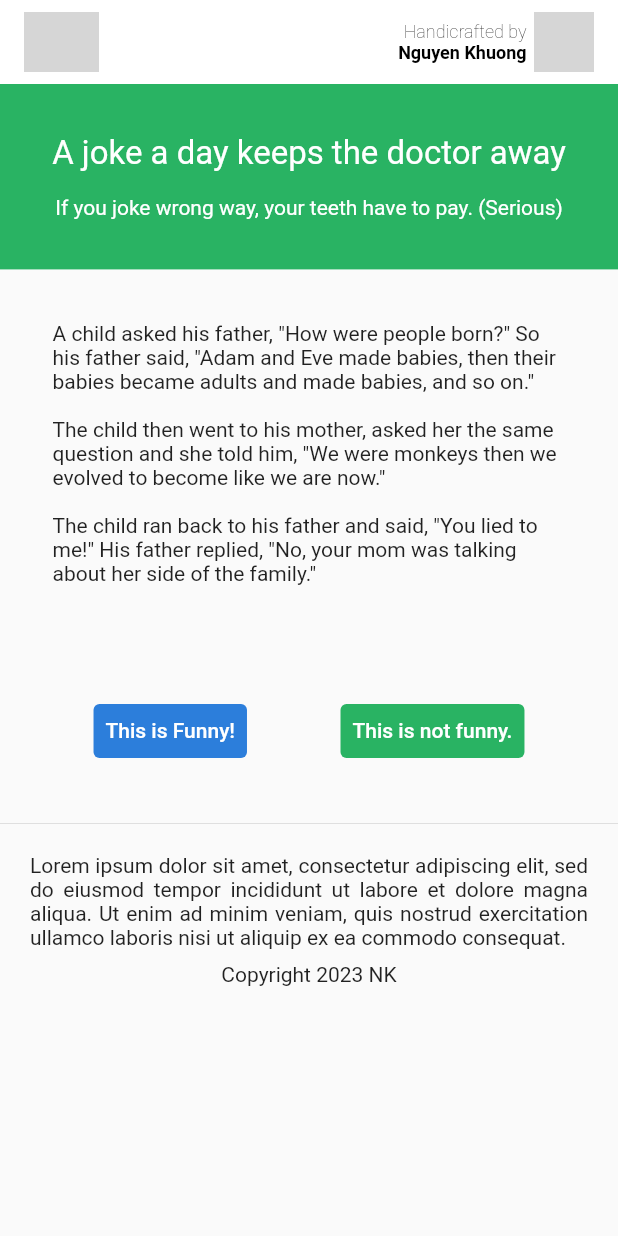
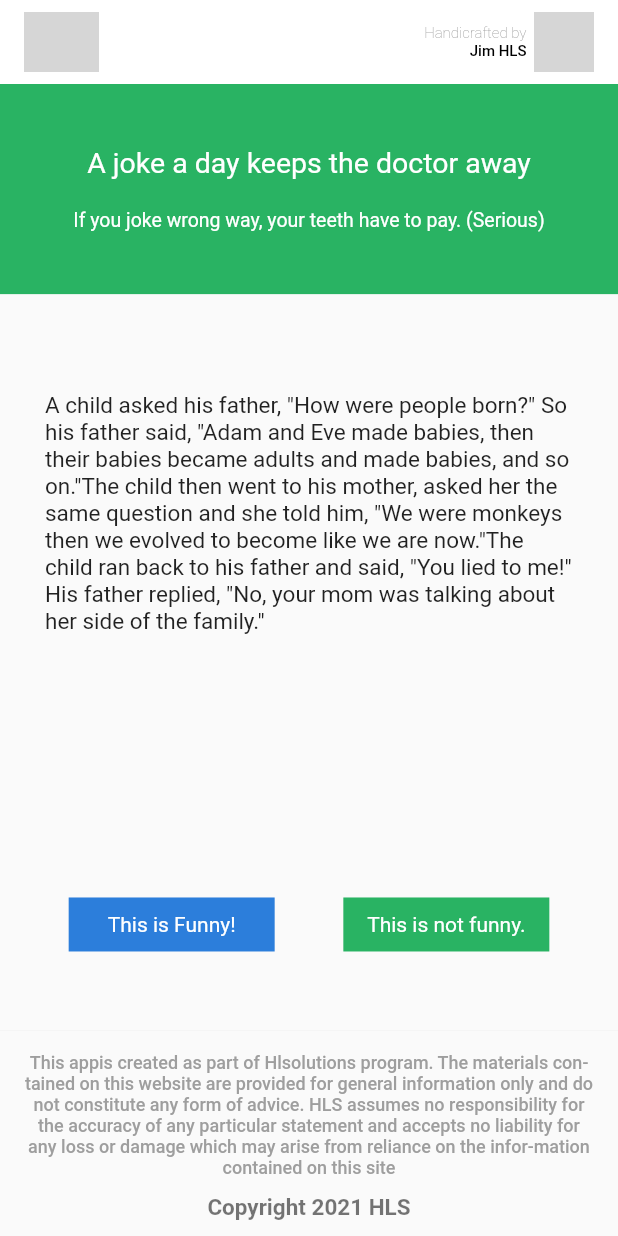
Before and after one commit to ngKhuong8321/ZenS_ApplicationASM_Submission, a Flutter app: the screen it shows after launch, on a phone screen of 412 x 824 dp. Run offline on Flutter 3.47's test engine with Material 2 defaults, Android fonts, the light colour scheme and no system bars; our stand-ins replace shared_preferences; grey boxes are pictures that could not be loaded.

Commit message:
fix: UI fix
This fixes the UI components and properties that are different from that of the demo image:
- Replace avatar and logo images.
- Swap Disclaimer with BottomSection widget.
- Adjust buttons appearances.
- Change alignments, paddings, margins, text colors, weights, sizes.

```diff
--- /dev/null
+++ b/mobile/Jokee/lib/bottom_section.dart
@@ -0,0 +1,66 @@
+import 'package:flutter/material.dart';
+
+// ignore: must_be_immutable
+class BottomSection extends StatefulWidget {
+  int curr;
+  BottomSection({Key? key, required this.curr}) : super(key: key);
+
+  @override
+  State<BottomSection> createState() => _BottomSectionState();
+}
+
+String disclaimer =
+    'This appis created as part of Hlsolutions program. The materials con-tained on this website are provided for general information only and do not constitute any form of advice. HLS assumes no responsibility for the accuracy of any particular statement and accepts no liability for any loss or damage which may arise from reliance on the infor-mation contained on this site';
+
+class _BottomSectionState extends State<BottomSection> {
+  @override
+  Widget build(BuildContext context) {
+    return Column(
+      children: [
+        /// Disclaimer Container
+        Container(
+          decoration: const BoxDecoration(
+            border: Border(
+              top: BorderSide(color: Color(0xCCCCCCCC), width: 0.1),
+            ),
+          ),
+          width: MediaQuery.of(context).size.width,
+          child: Column(
+            mainAxisAlignment: MainAxisAlignment.center,
+            crossAxisAlignment: CrossAxisAlignment.center,
+            children: [
+              // Disclaimer
+              Padding(
+                padding: const EdgeInsets.only(
+                  top: 15.0,
+                  right: 15.0,
+                  left: 15.0,
+                  bottom: 10.0,
+                ),
+                child: Text(
+                  disclaimer,
+                  textAlign: TextAlign.center,
+                  style: const TextStyle(
+                    fontSize: 12,
+                    fontWeight: FontWeight.w500,
+                    color: Colors.grey,
+                  ),
+                ),
+              ),
+
+              /// Copyright
+              const Text(
+                'Copyright 2021 HLS',
+                style: TextStyle(
+                  color: Colors.black54,
+                  fontSize: 15,
+                  fontWeight: FontWeight.w600,
+                ),
+              )
+            ],
+          ),
+        ),
+      ],
+    );
+  }
+}
--- a/mobile/Jokee/lib/disclaimer.dart
+++ /dev/null
@@ -1,44 +0,0 @@
-import 'package:flutter/material.dart';
-
-class Disclaimer extends StatelessWidget {
-  Disclaimer({Key? key}) : super(key: key);
-
-  String lipsum =
-      'Lorem ipsum dolor sit amet, consectetur adipiscing elit, sed do eiusmod tempor incididunt ut labore et dolore magna aliqua. Ut enim ad minim veniam, quis nostrud exercitation ullamco laboris nisi ut aliquip ex ea commodo consequat.';
-
-  @override
-  Widget build(BuildContext context) {
-    return Column(
-      children: [
-        Container(
-          margin: const EdgeInsets.all(20.0),
-          width: MediaQuery.of(context).size.width,
-          child: Column(
-            mainAxisAlignment: MainAxisAlignment.center,
-            crossAxisAlignment: CrossAxisAlignment.center,
-            children: [
-              /// Lipsum for disclaimer
-              Text(
-                lipsum,
-                textAlign: TextAlign.justify,
-              ),
-
-              /// Copyright
-              SizedBox(
-                height: MediaQuery.of(context).size.height * 0.04,
-                width: MediaQuery.of(context).size.width,
-                child: Column(
-                  mainAxisAlignment: MainAxisAlignment.center,
-                  crossAxisAlignment: CrossAxisAlignment.center,
-                  children: const [
-                    Text('Copyright 2023 NK'),
-                  ],
-                ),
-              )
-            ],
-          ),
-        ),
-      ],
-    );
-  }
-}
--- a/mobile/Jokee/lib/header.dart
+++ b/mobile/Jokee/lib/header.dart
@@ -6,7 +6,7 @@ class HeaderJoke extends StatelessWidget {
   @override
   Widget build(BuildContext context) {
     return Container(
-      height: MediaQuery.of(context).size.height * 0.15,
+      height: MediaQuery.of(context).size.height * 0.17,
       width: MediaQuery.of(context).size.width,
       color: const Color.fromARGB(255, 41, 179, 99),
       child: Column(
@@ -14,16 +14,11 @@ class HeaderJoke extends StatelessWidget {
         mainAxisAlignment: MainAxisAlignment.center,
         children: [
           Container(
-            margin: const EdgeInsets.only(bottom: 15.0),
-            child: const Text(
-              'A joke a day keeps the doctor away',
-              style: TextStyle(color: Colors.white, fontSize: 22),
-            ),
-          ),
-          const Text(
-            'If you joke wrong way, your teeth have to pay. (Serious)',
-            style: TextStyle(color: Colors.white, fontSize: 14),
-          ),
+              margin: const EdgeInsets.only(bottom: 20.0),
+              child: const Text('A joke a day keeps the doctor away',
+                  style: TextStyle(color: Colors.white, fontSize: 19))),
+          const Text('If you joke wrong way, your teeth have to pay. (Serious)',
+              style: TextStyle(color: Colors.white, fontSize: 13))
         ],
       ),
     );
--- a/mobile/Jokee/lib/info_appbar.dart
+++ b/mobile/Jokee/lib/info_appbar.dart
@@ -13,17 +13,17 @@ class Info extends StatelessWidget {
             Text(
               'Handicrafted by',
               style: TextStyle(
-                color: Colors.black,
-                fontSize: 12,
+                color: Colors.grey,
+                fontSize: 10,
                 fontWeight: FontWeight.w100,
               ),
             ),
             Text(
-              'Nguyen Khuong',
+              'Jim HLS',
               style: TextStyle(
                 color: Colors.black,
-                fontSize: 12,
-                fontWeight: FontWeight.w600,
+                fontSize: 10,
+                fontWeight: FontWeight.w500,
               ),
             ),
           ],
@@ -33,7 +33,7 @@ class Info extends StatelessWidget {
           height: 40,
           width: 40,
           child: ClipOval(
-            child: Image.asset('img/ava.jpg', fit: BoxFit.cover),
+            child: Image.asset('img/ava.png', fit: BoxFit.cover),
           ),
         ),
       ],
--- a/mobile/Jokee/lib/joke_container.dart
+++ b/mobile/Jokee/lib/joke_container.dart
@@ -1,21 +1,21 @@
 import 'package:flutter/material.dart';
 import 'package:shared_preferences/shared_preferences.dart';
 
+// ignore: must_be_immutable
 class JokeContainer extends StatefulWidget {
   int curr;
   JokeContainer({Key? key, required this.curr}) : super(key: key);
 
   ///List of joke
   final List<String> jokesList = [
-    '''A child asked his father, "How were people born?" So his father said, "Adam and Eve made babies, then their babies became adults and made babies, and so on."
-
-The child then went to his mother, asked her the same question and she told him, "We were monkeys then we evolved to become like we are now."
-
-The child ran back to his father and said, "You lied to me!" His father replied, "No, your mom was talking about her side of the family."''',
+    '''A child asked his father, "How were people born?" So his father said, "Adam and Eve made babies, then their babies became adults and made babies, and so on."The child then went to his mother, asked her the same question and she told him, "We were monkeys then we evolved to become like we are now."The child ran back to his father and said, "You lied to me!" His father replied, "No, your mom was talking about her side of the family."''',
     '''Teacher: "Kids,what does the chicken give you?" Student: "Meat!" Teacher: "Very good! Now what does the pig give you?" Student: "Bacon!" Teacher: "Great! And what does the fat cow give you?" Student: "Homework!"''',
     '''The teacher asked Jimmy, "Why is your cat at school today Jimmy?" Jimmy replied crying, "Because I heard my daddy tell my mommy, 'I am going to eat that pussy once Jimmy leaves for school today!'"''',
     '''A housewife, an accountant and a lawyer were asked "How much is 2+2?" The housewife replies: "Four!". The accountant says: "I think it's either 3 or 4. Let me run those figures through my spreadsheet one more time." The lawyer pulls the drapes, dims the lights and asks in a hushed voice, "How much do you want it to be?"''',
   ];
+
+  String endJokes = '''That's all the jokes for today!
+Come back another day!''';
 
   @override
   State<JokeContainer> createState() => _JokeContainerState();
@@ -36,18 +36,31 @@ class _JokeContainerState extends State<JokeContainer> {
 
   @override
   Widget build(BuildContext context) {
-    return Column(
+    return SizedBox(
+      height: MediaQuery.of(context).size.height * 0.6,
+      child: Column(
+        mainAxisAlignment: MainAxisAlignment.spaceBetween,
         children: [
           Container(
-          margin: const EdgeInsets.all(20.0),
+            margin: const EdgeInsets.symmetric(
+              vertical: 50.0,
+              horizontal: 15.0,
+            ),
             width: MediaQuery.of(context).size.width,
             child: Center(
               // Jokes goes here
+              // Check if ran out of jokes
               child: widget.curr < 4
                   ? Container(
+                      // Display jokes HERE
                       margin: const EdgeInsets.all(15.0),
                       child: Text(
                         widget.jokesList[widget.curr],
+                        style: const TextStyle(
+                          fontSize: 15,
+                          color: Colors.black87,
+                          fontWeight: FontWeight.w400,
+                        ),
                       ),
                     )
                   : SizedBox(
@@ -58,6 +71,7 @@ class _JokeContainerState extends State<JokeContainer> {
                         child: Row(
                           mainAxisAlignment: MainAxisAlignment.center,
                           children: [
+                            // Message Image
                             Container(
                               height: MediaQuery.of(context).size.height * 0.10,
                               width: MediaQuery.of(context).size.height * 0.12,
@@ -68,13 +82,13 @@ class _JokeContainerState extends State<JokeContainer> {
                                 fit: BoxFit.cover,
                               ),
                             ),
+                            // Message Content
                             Container(
                               margin:
                                   const EdgeInsets.symmetric(horizontal: 10.0),
-                            child: const Text(
-                              '''That's all the jokes for today!
-Come back another day!''',
-                              style: TextStyle(
+                              child: Text(
+                                widget.endJokes,
+                                style: const TextStyle(
                                   color: Colors.black,
                                   fontSize: 14,
                                 ),
@@ -90,48 +104,68 @@ Come back another day!''',
           ),
 
           /// Buttons Section
-        Container(
-          decoration: const BoxDecoration(
-            border: Border(
-              bottom: BorderSide(color: Colors.grey, width: 0.2),
-            ),
-          ),
-          height: MediaQuery.of(context).size.height * 0.15,
+          ///
+          /// First Button
+          SizedBox(
+            height: MediaQuery.of(context).size.height * 0.18,
             width: MediaQuery.of(context).size.width,
             child: Row(
               mainAxisAlignment: MainAxisAlignment.spaceEvenly,
               crossAxisAlignment: CrossAxisAlignment.center,
               children: [
-              TextButton(
+                SizedBox(
+                  width: MediaQuery.of(context).size.width / 3,
+                  height: 36.0,
+                  child: TextButton(
                     onPressed: () {
                       proceed(true);
                     },
                     style: TextButton.styleFrom(
+                      shape: RoundedRectangleBorder(
+                        borderRadius: BorderRadius.circular(0),
+                      ),
                       backgroundColor:
                           const Color.fromARGB(255, 44, 126, 219), // Text Color
                     ),
                     child: const Text(
                       'This is Funny!',
-                  style: TextStyle(color: Colors.white),
+                      style: TextStyle(
+                        color: Colors.white,
+                        fontWeight: FontWeight.w400,
                       ),
                     ),
-              TextButton(
+                  ),
+                ),
+
+                /// 2nd Button
+                SizedBox(
+                  width: MediaQuery.of(context).size.width / 3,
+                  height: 36.0,
+                  child: TextButton(
                     onPressed: () {
                       proceed(false);
                     },
                     style: TextButton.styleFrom(
+                      shape: RoundedRectangleBorder(
+                        borderRadius: BorderRadius.circular(0),
+                      ),
                       backgroundColor:
                           const Color.fromARGB(255, 41, 179, 99), // Text Color
                     ),
                     child: const Text(
                       'This is not funny.',
-                  style: TextStyle(color: Colors.white),
+                      style: TextStyle(
+                        color: Colors.white,
+                        fontWeight: FontWeight.w400,
+                      ),
+                    ),
                   ),
                 ),
               ],
             ),
           ),
         ],
+      ),
     );
   }
 }
--- a/mobile/Jokee/lib/main.dart
+++ b/mobile/Jokee/lib/main.dart
@@ -1,7 +1,7 @@
 import 'dart:io';
 
 import 'package:flutter/material.dart';
-import 'package:joke/disclaimer.dart';
+import 'package:joke/bottom_section.dart';
 import 'package:joke/header.dart';
 import 'package:joke/info_appbar.dart';
 import 'package:joke/joke_container.dart';
@@ -60,11 +60,12 @@ class _MyHomePageState extends State<MyHomePage> {
 
             /// Joke Section
             JokeContainer(curr: widget.curr),
-
-            /// Disclaimer
-            Disclaimer(),
           ],
         ),
+      ),
+      bottomNavigationBar: SizedBox(
+        height: MediaQuery.of(context).size.height / 6,
+        child: BottomSection(curr: widget.curr),
       ),
     );
   }
--- a/mobile/Jokee/pubspec.yaml
+++ b/mobile/Jokee/pubspec.yaml
@@ -60,7 +60,7 @@ flutter:
 
   # To add assets to your application, add an assets section, like this:
   assets:
-    - assets/img/ava.jpg
+    - assets/img/ava.png
     - assets/img/logo.png
 
   # An image asset can refer to one or more resolution-specific "variants", see
```
Also changed, not shown: mobile/Jokee/assets/img/ava.jpg (deleted), mobile/Jokee/assets/img/ava.png, mobile/Jokee/assets/img/logo.png. Lines whose indentation alone changed are shown as unchanged.
